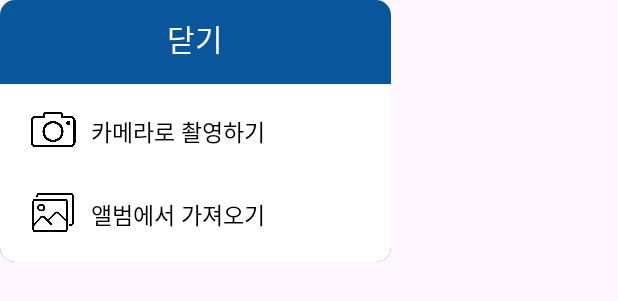
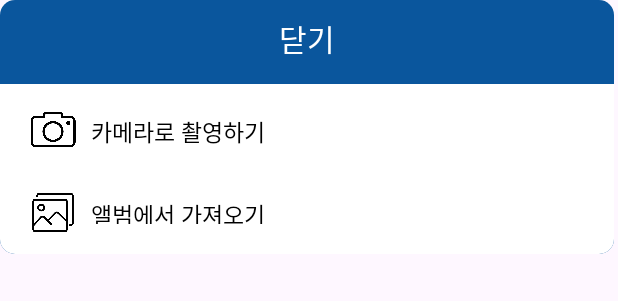
Before and after one commit to 2023-SMHRD-KDT-AI-3/Fainds, an Android app: the layout activity_popup.xml on its own in the app's theme, with its tools: preview values and no code run, on a phone screen of 412 x 824 dp. Shown: the top 301 px of the screen. Run offline under Robolectric (Android 15) with nearby library versions, the phone set to English and light mode, and no system bars; network calls fail.

Commit message:
12/28 오후-3

```diff
--- a/app/src/main/java/com/example/faindsapplication/PopupActivity.java
+++ b/app/src/main/java/com/example/faindsapplication/PopupActivity.java
@@ -8,9 +8,12 @@ import androidx.appcompat.app.AppCompatActivity;
 
 import android.content.Intent;
 import android.graphics.Bitmap;
+import android.graphics.Color;
+import android.graphics.drawable.PaintDrawable;
 import android.net.Uri;
 import android.os.Bundle;
 import android.provider.MediaStore;
+import android.view.Gravity;
 import android.view.MotionEvent;
 import android.view.View;
 import android.widget.TextView;
@@ -70,6 +73,7 @@ public class PopupActivity extends AppCompatActivity {
         Intent intent = getIntent();
         String data = ((Intent) intent).getStringExtra("RegisterName");
 
+        getWindow().getAttributes().gravity = Gravity.BOTTOM;
 
 
         // 카메라 버튼
--- a/app/src/main/res/layout/activity_popup.xml
+++ b/app/src/main/res/layout/activity_popup.xml
@@ -9,8 +9,9 @@
 
     <androidx.cardview.widget.CardView
         android:id="@+id/cardView2"
-        android:layout_width="wrap_content"
-        android:layout_height="wrap_content"
+        android:layout_width="409dp"
+        android:layout_height="169dp"
+        android:layout_marginBottom="-10dp"
         android:backgroundTint="@color/white"
         android:foregroundGravity="bottom"
         app:cardCornerRadius="10dp"
@@ -22,13 +23,13 @@
         app:layout_constraintTop_toTopOf="parent">
 
         <LinearLayout
-            android:layout_width="match_parent"
+            android:layout_width="wrap_content"
             android:layout_height="wrap_content"
             android:background="@color/blue"
             android:orientation="vertical">
 
             <LinearLayout
-                android:layout_width="match_parent"
+                android:layout_width="410dp"
                 android:layout_height="match_parent"
                 android:layout_marginBottom="5dp"
                 android:orientation="horizontal"
@@ -48,7 +49,7 @@
             </LinearLayout>
 
             <LinearLayout
-                android:layout_width="wrap_content"
+                android:layout_width="match_parent"
                 android:layout_height="match_parent"
                 android:background="@color/white"
                 android:orientation="horizontal"
@@ -62,7 +63,6 @@
                     android:layout_height="30dp"
                     android:layout_marginStart="5dp"
                     android:layout_marginTop="5dp"
-                    android:layout_weight="1"
                     app:srcCompat="@drawable/icon_camera" />
 
                 <TextView
@@ -73,6 +73,7 @@
                     android:layout_marginTop="10dp"
                     android:layout_weight="1"
                     android:text="카메라로 촬영하기"
+                    android:textAlignment="textStart"
                     android:textColor="@color/black"
                     android:textSize="15sp" />
             </LinearLayout>
```
